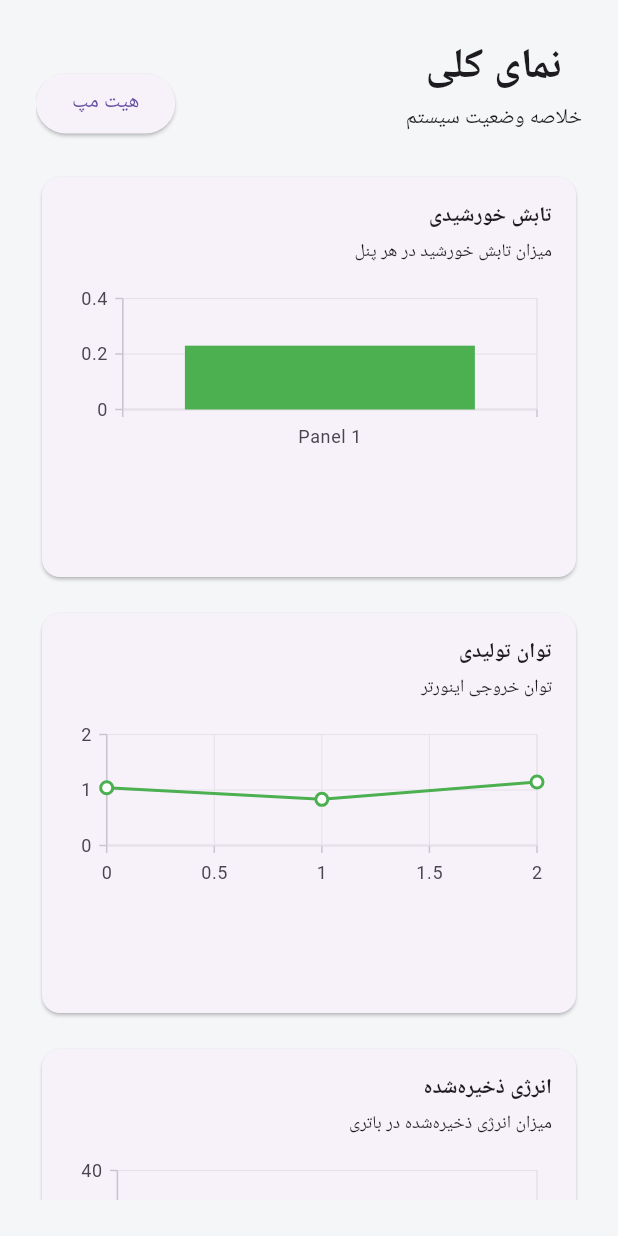
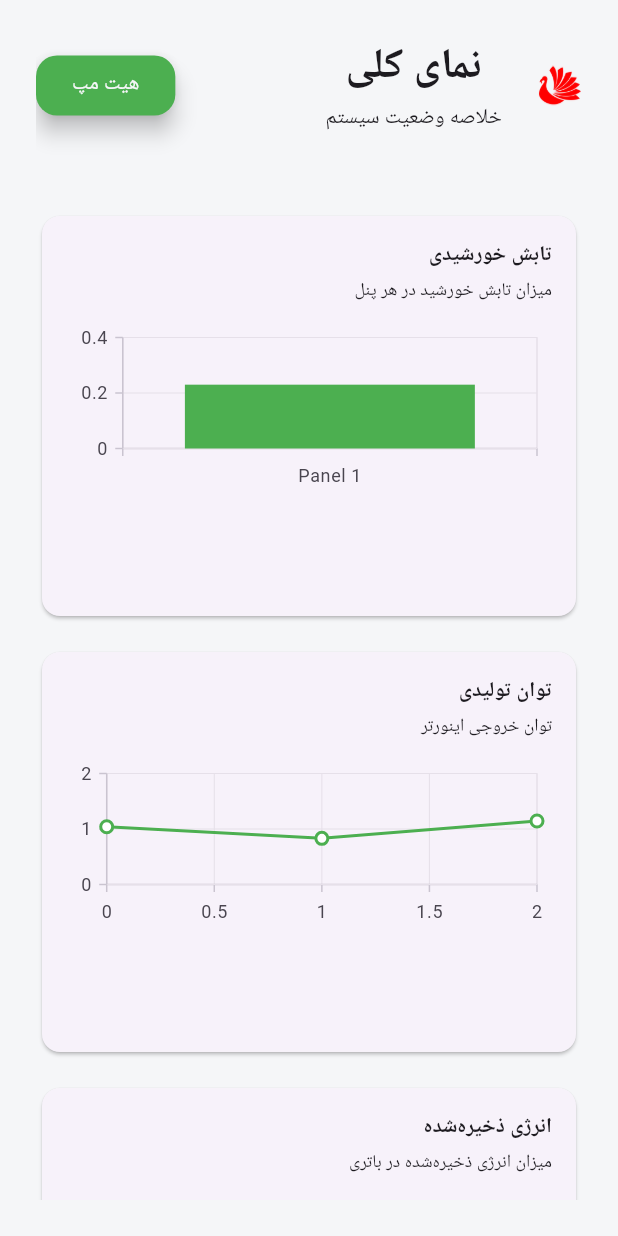
Before and after one commit to mahdi-dfr/solar-panel-monitoring-web, a Flutter app: the DashboardPage screen opened directly, on a phone screen of 412 x 824 dp. Run offline on Flutter 3.47's test engine with Material 3 defaults, Android fonts, the phone set to English and light mode, and no system bars; our stand-ins replace get, syncfusion_flutter_charts.

Commit message:
[FIX] fix ui issues

```diff
--- a/lib/constants/constant.dart
+++ b/lib/constants/constant.dart
@@ -2,4 +2,5 @@ class AppConstants{
   AppConstants._();
 
   static String loginBackground = 'assets/images/panel1.jpg';
+  static String logo = 'assets/images/logo.png';
 }
--- a/lib/core/view/screens/dashboard_view.dart
+++ b/lib/core/view/screens/dashboard_view.dart
@@ -1,5 +1,6 @@
 import 'package:flutter/material.dart';
 import 'package:get/get.dart';
+import 'package:solar_web/constants/constant.dart';
 import 'package:solar_web/core/contrroller/dashboard_controller.dart';
 import 'package:solar_web/core/view/widgets/widgets.dart';
 
@@ -23,23 +24,37 @@ class DashboardPage extends GetView<DashboardController> {
                 children: [
                   Row(
                     mainAxisAlignment: MainAxisAlignment.spaceBetween,
+                    crossAxisAlignment: CrossAxisAlignment.center,
                     children: [
-                      Column(
+                      Row(
+                        crossAxisAlignment: CrossAxisAlignment.center,
+                        mainAxisAlignment: MainAxisAlignment.center,
                         children: [
-                          const Text("نمای کلی", style: TextStyle(fontSize: 28, fontWeight: FontWeight.bold)),
-                          const SizedBox(height: 4),
-                          const Text("خلاصه وضعیت سیستم"),
-                          const SizedBox(height: 24),
+                          Image.asset(AppConstants.logo, width: context.width / 14,),
+                          SizedBox(width: 24,),
+                          Column(
+                            children: [
+                              const Text("نمای کلی", style: TextStyle(fontSize: 28, fontWeight: FontWeight.bold)),
+                              const SizedBox(height: 4),
+                              const Text("خلاصه وضعیت سیستم"),
+                            ],
+                          ),
                         ],
                       ),
                       ElevatedButton(
                         onPressed: () {
                           Get.to(PanelOverviewPage());
                         },
-                        child: Text('هیت مپ'),
+                        style: ElevatedButton.styleFrom(
+                          backgroundColor: CustomAppColors.secondaryColor,
+                          shape: RoundedRectangleBorder(borderRadius: BorderRadius.circular(14)),
+                          elevation: 6,
+                        ),
+                        child: Text('هیت مپ', style: TextStyle(color: CustomAppColors.backgroundColor),),
                       ),
                     ],
                   ),
+                  const SizedBox(height: 50),
                   TopCards(),
                   const SizedBox(height: 32),
 
--- a/lib/core/view/screens/login_screen.dart
+++ b/lib/core/view/screens/login_screen.dart
@@ -32,12 +32,14 @@ class SolarLoginPage extends GetView<LoginController> {
                     mainAxisSize: MainAxisSize.min,
                     children: [
                       const SizedBox(height: 24),
+                      Image.asset(AppConstants.logo, width: context.width / 10,),
+                      const SizedBox(height: 12),
                       Text(
                         'مانیتورینگ پنل های خورشیدی',
                         style: TextStyle(
                           fontSize: 22,
                           fontWeight: FontWeight.bold,
-                          color: CustomAppColors.secondaryColor,
+                          color: Colors.red,
                         ),
                       ),
                       const SizedBox(height: 24),
--- a/pubspec.yaml
+++ b/pubspec.yaml
@@ -66,6 +66,7 @@ flutter:
   # To add assets to your application, add an assets section, like this:
   assets:
     - assets/images/panel1.jpg
+    - assets/images/logo.png
   #   - images/a_dot_ham.jpeg
 
   # An image asset can refer to one or more resolution-specific "variants", see
```
Also changed, not shown: assets/images/logo.png (added).
